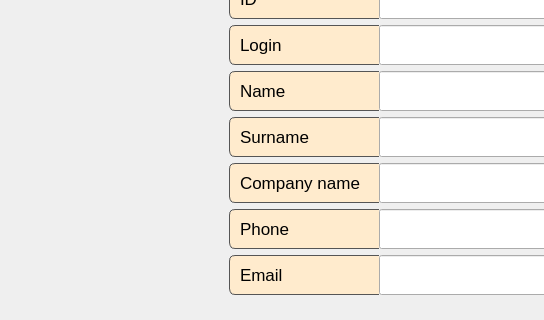
ZaluskiDominik/advertiser, file client/profiledialog.ui: the form before one commit; both pictures show x 0 to 544 and y 124 to 444 of the 827 by 588 pixel window.
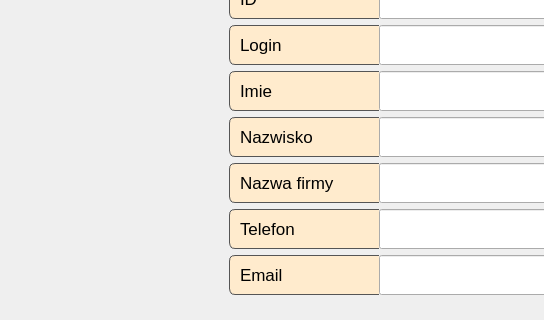
The form after the commit.

Diff of the .ui file:
```diff
--- a/client/profiledialog.ui
+++ b/client/profiledialog.ui
@@ -270,7 +270,7 @@
 border-right: none;</string>
          </property>
          <property name="text">
-          <string>Name</string>
+          <string>Imie</string>
          </property>
         </widget>
        </item>
@@ -359,7 +359,7 @@
 border-right: none;</string>
          </property>
          <property name="text">
-          <string>Surname</string>
+          <string>Nazwisko</string>
          </property>
         </widget>
        </item>
@@ -448,7 +448,7 @@
 border-right: none;</string>
          </property>
          <property name="text">
-          <string>Company name</string>
+          <string>Nazwa firmy</string>
          </property>
         </widget>
        </item>
@@ -537,7 +537,7 @@
 border-right: none;</string>
          </property>
          <property name="text">
-          <string>Phone</string>
+          <string>Telefon</string>
          </property>
         </widget>
        </item>
```
